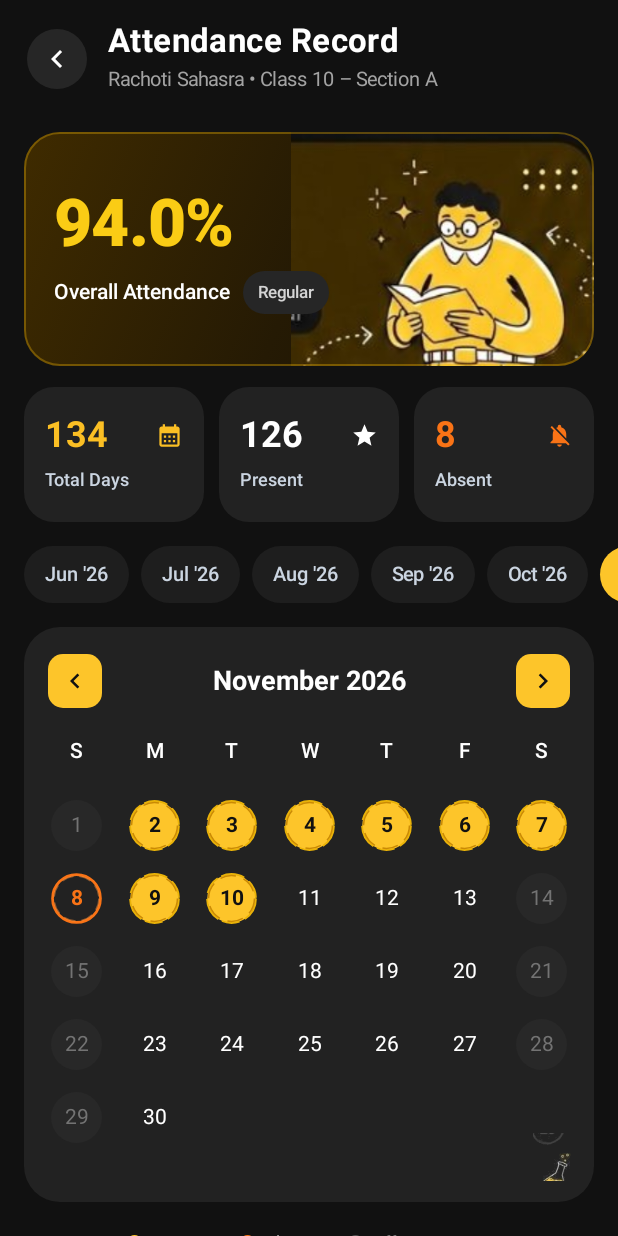
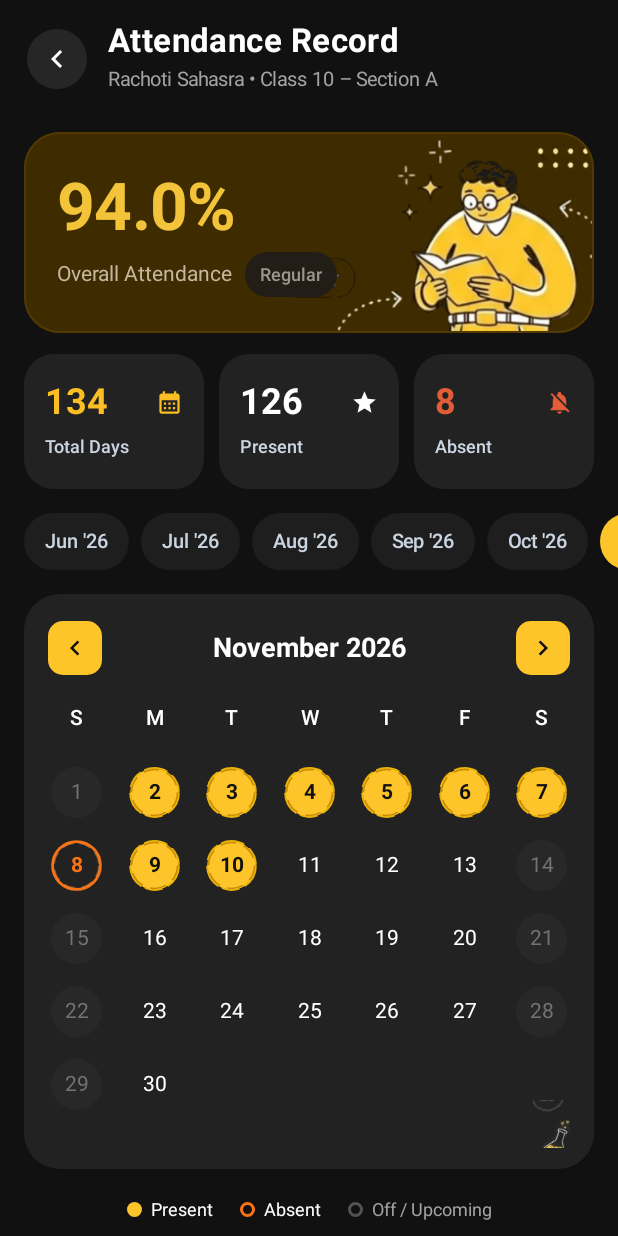
Before and after one commit to HrishikeshPoloju/appv1, an Android app built with Jetpack Compose: the composable HomeScreen shown on its own in the app's theme, after a tap on "Attendance", on a phone screen of 412 x 824 dp. Run offline under Robolectric (Android 15) with nearby library versions, the phone set to English and light mode, and no system bars; pictures from the network do not load.

Commit message:
fix(attendance): match exact card dimensions, colors, and seamless transparent illustration with Figma reference

```diff
--- a/apps/android/app/src/main/java/com/schoolapp/android/ui/screens/StudentAttendanceRecordScreen.kt
+++ b/apps/android/app/src/main/java/com/schoolapp/android/ui/screens/StudentAttendanceRecordScreen.kt
@@ -119,7 +119,7 @@ fun StudentAttendanceRecordScreen(
             AttendanceStatCard(
                 count = "8",
                 label = "Absent",
-                valueColor = Color(0xFFF97316),
+                valueColor = Color(0xFFE25C38),
                 icon = Icons.Default.NotificationsOff,
                 modifier = Modifier.weight(1f)
             )
@@ -211,7 +211,7 @@ fun AttendanceHeader(
 }
 
 // ----------------------------------------------------------------------------
-// COMPONENT 2: AttendanceSummaryCard (Native Gradient, Typography & Asset)
+// COMPONENT 2: AttendanceSummaryCard (Native UI, Exact Figma Colors & Sizes)
 // ----------------------------------------------------------------------------
 @Composable
 fun AttendanceSummaryCard(
@@ -224,50 +224,44 @@ fun AttendanceSummaryCard(
         modifier = modifier
             .fillMaxWidth()
             .padding(horizontal = 16.dp)
-            .height(156.dp),
+            .height(134.dp),
         shape = RoundedCornerShape(24.dp),
-        colors = CardDefaults.cardColors(containerColor = Color.Transparent),
-        border = BorderStroke(1.dp, Color(0xFFEAB308).copy(alpha = 0.35f))
+        colors = CardDefaults.cardColors(containerColor = Color(0xFF3E2B00)),
+        border = BorderStroke(1.dp, Color(0xFF523903))
     ) {
         Box(
             modifier = Modifier
                 .fillMaxSize()
-                .background(
-                    Brush.linearGradient(
-                        colors = listOf(
-                            Color(0xFF3F2B00), // Deep warm amber
-                            Color(0xFF251A04), // Dark transitional gold
-                            Color(0xFF140F03)  // Charcoal gold
-                        )
-                    )
-                )
+                .background(Color(0xFF3E2B00))
         ) {
-            // Student Reading Illustration (Figma Node 3:253)
+            // Student Reading Illustration with Sparkles, Dots & Arrow (Figma Node 3:246/3:253)
             Image(
                 painter = painterResource(id = R.drawable.img_attendance_student),
                 contentDescription = "Student Learning",
-                contentScale = ContentScale.Fit,
+                contentScale = ContentScale.FillHeight,
+                alignment = Alignment.CenterEnd,
                 modifier = Modifier
                     .fillMaxHeight()
                     .align(Alignment.CenterEnd)
             )
 
-            // Content Column
+            // Content Column (Left: 94.0%, Overall Attendance, Regular)
             Column(
                 modifier = Modifier
-                    .fillMaxSize()
-                    .padding(start = 20.dp, top = 20.dp, bottom = 20.dp, end = 120.dp),
+                    .fillMaxHeight()
+                    .align(Alignment.CenterStart)
+                    .padding(start = 22.dp),
                 verticalArrangement = Arrangement.Center
             ) {
                 Text(
                     text = percentage,
                     fontSize = 44.sp,
-                    fontWeight = FontWeight.Black,
-                    color = Color(0xFFFACC15),
+                    fontWeight = FontWeight.Bold,
+                    color = Color(0xFFF3C439),
                     letterSpacing = (-0.5).sp
                 )
 
-                Spacer(modifier = Modifier.height(6.dp))
+                Spacer(modifier = Modifier.height(4.dp))
 
                 Row(
                     verticalAlignment = Alignment.CenterVertically
@@ -275,22 +269,22 @@ fun AttendanceSummaryCard(
                     Text(
                         text = label,
                         fontSize = 14.sp,
-                        color = Color.White,
-                        fontWeight = FontWeight.Medium
+                        color = Color(0xFFC7B69E),
+                        fontWeight = FontWeight.Normal
                     )
 
                     Spacer(modifier = Modifier.width(8.dp))
 
                     Surface(
-                        color = Color(0xFF262626),
+                        color = Color(0xFF221D17),
                         shape = RoundedCornerShape(999.dp)
                     ) {
                         Text(
                             text = status,
-                            color = Color(0xFFD4D4D4),
-                            fontSize = 11.sp,
-                            fontWeight = FontWeight.SemiBold,
-                            modifier = Modifier.padding(horizontal = 10.dp, vertical = 3.dp)
+                            color = Color(0xFF9E968D),
+                            fontSize = 12.sp,
+                            fontWeight = FontWeight.Medium,
+                            modifier = Modifier.padding(horizontal = 10.dp, vertical = 4.dp)
                         )
                     }
                 }
```
Also changed, not shown: apps/android/app/src/main/res/drawable/img_attendance_student.png.
